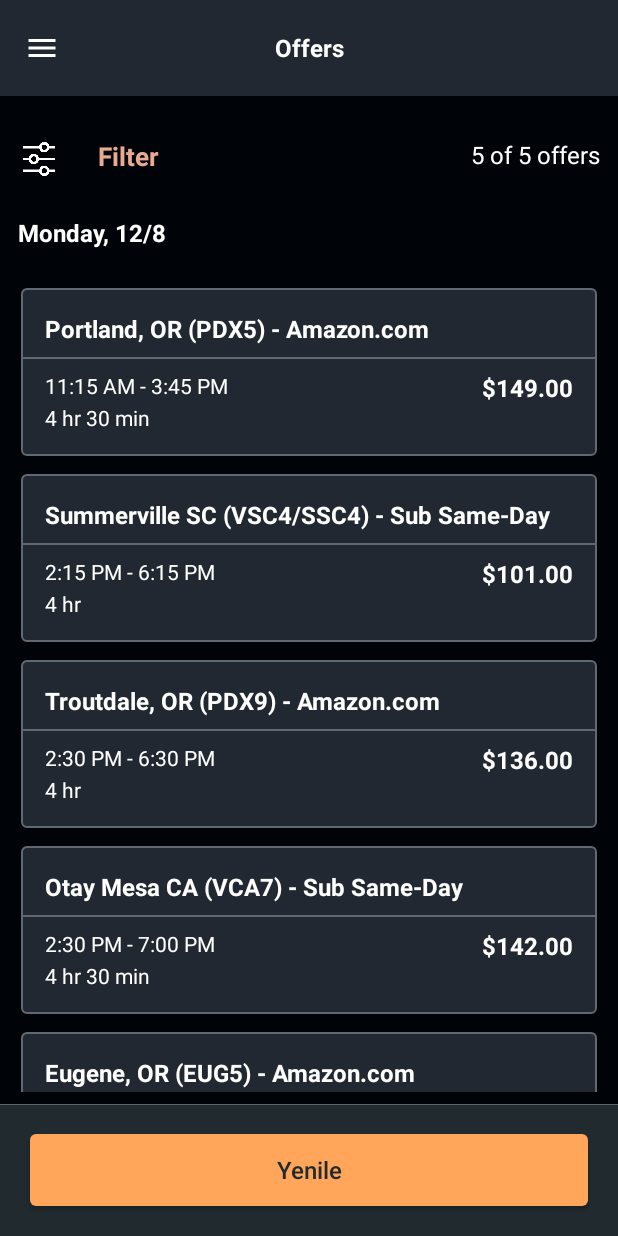
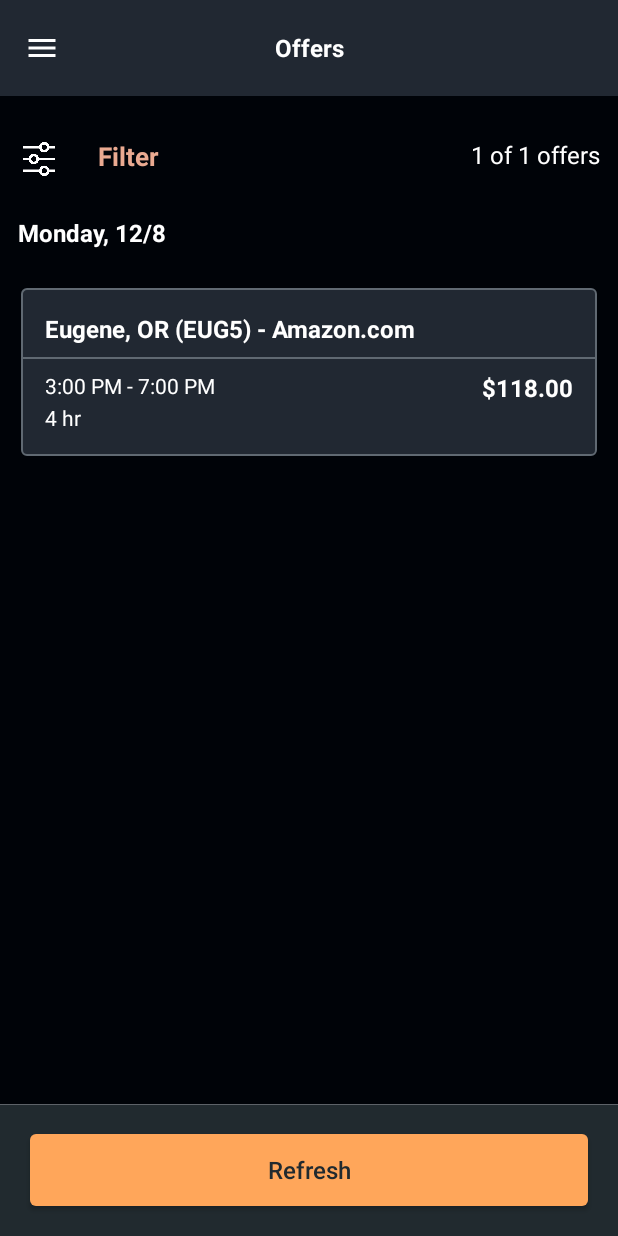
Before and after one commit to UmairHafeez0/oldamazonflex, an Android app: the screen it shows after launch (MainActivity), on a phone screen of 412 x 824 dp. Run offline under Robolectric (Android 15) with nearby library versions, the phone set to English and light mode, and no system bars.

Commit message:
Refresh button

```diff
--- a/app/src/main/java/com/example/oldflex/FirstFragment.kt
+++ b/app/src/main/java/com/example/oldflex/FirstFragment.kt
@@ -472,7 +472,7 @@ class FirstFragment : Fragment() {
         val shouldGenerateNew = (1..100).random() <= 30
         if (!shouldGenerateNew) return offersList.toList()
 
-        var newOfferCount = (5..7).random()
+        var newOfferCount = (1..3).random()
         if(isscheduled) {
             newOfferCount = (1..1).random()
         }
--- a/app/src/main/res/layout/fragment_first.xml
+++ b/app/src/main/res/layout/fragment_first.xml
@@ -170,7 +170,7 @@
                     android:id="@+id/update_button"
                     android:layout_width="match_parent"
                     android:layout_height="wrap_content"
-                    android:text="Yenile"
+                    android:text="Refresh"
                     android:textSize="16sp"
                     android:textColor="#212a2f"
                     android:background="@drawable/rounded_button"
```
